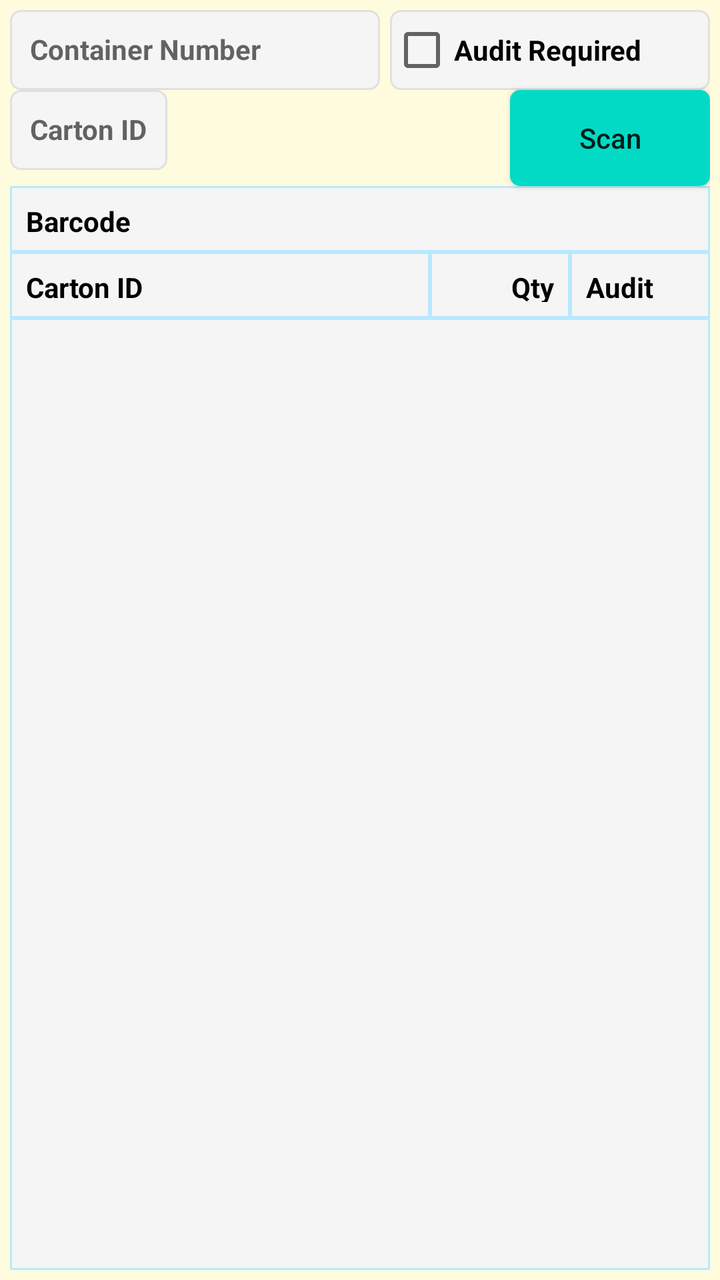
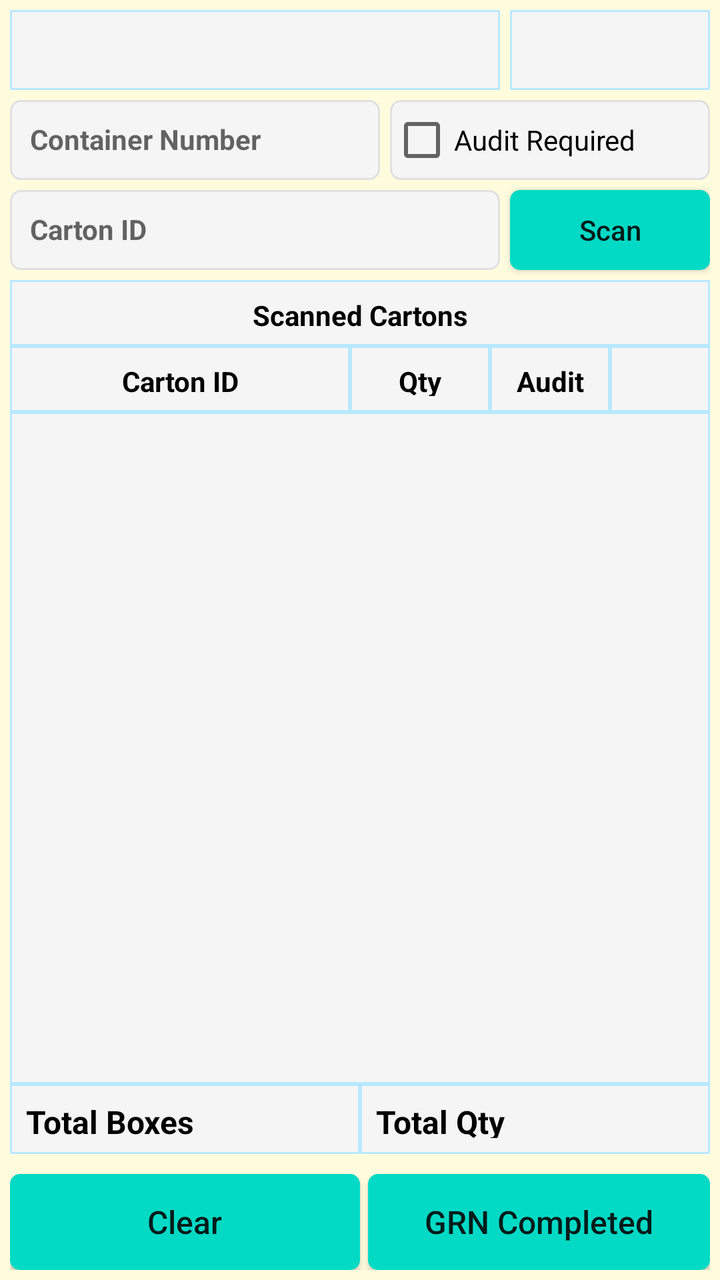

Screens rendered from an Android XML layout before and after an edit, with the pre-edit source and the edit as a unified diff.
<!-- AndroidManifest.xml: application theme AppTheme -->
<!-- res/layout/fragment_supplier_box_g_r_n.xml -->
<?xml version="1.0" encoding="utf-8"?>
<FrameLayout xmlns:android="http://schemas.android.com/apk/res/android"
    xmlns:app="http://schemas.android.com/apk/res-auto"
    xmlns:tools="http://schemas.android.com/tools"
    android:layout_width="match_parent"
    android:layout_height="match_parent"
    android:background="@color/backColor"
    tools:context=".ui.supplierboxgrn.SupplierBoxGRNFragment">

    <androidx.constraintlayout.widget.ConstraintLayout
        android:layout_width="match_parent"
        android:layout_height="match_parent"
        android:padding="5dp">

        <EditText
            android:id="@+id/et_transfer_pallet_box_no1"
            android:layout_width="0dp"
            android:layout_height="40dp"
            android:layout_marginRight="5dp"
            android:background="@drawable/et_custom"
            android:enabled="false"
            android:gravity="left"
            android:hint="Container Number"
            android:inputType="textPersonName"
            android:padding="10dp"
            android:text=""
            android:textColor="@color/coloBlack"
            android:textSize="14sp"
            android:textStyle="bold"
            app:layout_constraintEnd_toStartOf="@+id/ch_transfer_printer"
            app:layout_constraintStart_toStartOf="parent"
            app:layout_constraintTop_toTopOf="parent" />

        <EditText
            android:id="@+id/et_transfer_pallet_box_no2"
            android:layout_width="0dp"
            android:layout_height="40dp"
            android:background="@drawable/et_custom"
            android:enabled="false"
            android:gravity="left"
            android:hint="Carton ID"
            android:inputType="textPersonName"
            android:padding="10dp"
            android:text=""
            android:textColor="@color/coloBlack"
            android:textSize="14sp"
            android:textStyle="bold"
            app:layout_constraintStart_toStartOf="parent"
            app:layout_constraintTop_toBottomOf="@+id/et_transfer_pallet_box_no1" />

        <CheckBox
            android:id="@+id/ch_transfer_printer"
            android:layout_width="160dp"
            android:layout_height="40dp"
            android:textStyle="bold"
            android:textSize="14sp"
            android:background="@drawable/et_custom"
            android:text="Audit Required"
            app:layout_constraintEnd_toEndOf="parent"
            app:layout_constraintTop_toTopOf="@+id/et_transfer_pallet_box_no1" />

        <Button
            android:id="@+id/bt_transfer_scan"
            android:layout_width="100dp"
            android:layout_height="0dp"
            android:background="@drawable/btn_custom1"
            android:text="Scan"
            android:textAllCaps="false"
            android:textSize="14sp"
            app:layout_constraintEnd_toEndOf="parent"
            app:layout_constraintTop_toBottomOf="@+id/ch_transfer_printer" />

        <TextView
            android:id="@+id/textView1"
            android:layout_width="0dp"
            android:layout_height="33dp"
            android:background="@drawable/et_custom_total"
            android:gravity="left|center"
            android:hint=""
            android:padding="8dp"
            android:text="Barcode"
            android:textColor="@color/coloBlack"
            android:textSize="14dp"
            android:textStyle="bold"
            app:layout_constraintEnd_toEndOf="parent"
            app:layout_constraintStart_toStartOf="parent"
            app:layout_constraintTop_toBottomOf="@+id/bt_transfer_scan" />

        <TextView
            android:id="@+id/TextView2"
            android:layout_width="0dp"
            android:layout_height="33dp"
            android:background="@drawable/et_custom_total"
            android:gravity="left|center"
            android:hint=""
            android:padding="8dp"
            android:text="Carton ID"
            android:textColor="@color/coloBlack"
            android:textSize="14dp"
            android:textStyle="bold"
            app:layout_constraintEnd_toStartOf="@+id/TextView4"
            app:layout_constraintStart_toStartOf="parent"
            app:layout_constraintTop_toBottomOf="@+id/textView1" />

        <TextView
            android:id="@+id/TextView4"
            android:layout_width="70dp"
            android:layout_height="33dp"
            android:background="@drawable/et_custom_total"
            android:gravity="right|center"
            android:hint=""
            android:padding="8dp"
            android:text="Qty"
            android:textColor="@color/coloBlack"
            android:textSize="14dp"
            android:textStyle="bold"
            app:layout_constraintEnd_toStartOf="@+id/TextView3"
            app:layout_constraintTop_toTopOf="@+id/TextView2" />

        <TextView
            android:id="@+id/TextView3"
            android:layout_width="70dp"
            android:layout_height="33dp"
            android:background="@drawable/et_custom_total"
            android:hint=""
            android:padding="8dp"
            android:text="Audit"
            android:textColor="@color/coloBlack"
            android:textSize="14dp"
            android:textStyle="bold"
            app:layout_constraintEnd_toEndOf="parent"
            app:layout_constraintTop_toTopOf="@+id/TextView2" />

        <ListView
            android:id="@+id/lv_transfer_items"
            android:layout_width="0dp"
            android:layout_height="0dp"
            android:background="@drawable/et_custom_total"
            app:layout_constraintBottom_toBottomOf="parent"
            app:layout_constraintEnd_toEndOf="parent"
            app:layout_constraintStart_toStartOf="parent"
            app:layout_constraintTop_toBottomOf="@+id/TextView2" />

    </androidx.constraintlayout.widget.ConstraintLayout>

</FrameLayout>
<!-- resources referenced by this layout -->
<resources>
  <color name="backColor">#FFFCDE</color>
  <color name="coloBlack">#000000</color>
  <!-- drawable btn_custom1 (drawable) -->
  <?xml version="1.0" encoding="utf-8"?>
  <shape xmlns:android="http://schemas.android.com/apk/res/android"
      android:padding="10dp"
      android:shape="rectangle" >
  
      <solid android:color="@color/colorBtn" />
  
      <corners
          android:bottomLeftRadius="5dp"
          android:bottomRightRadius="5dp"
          android:topLeftRadius="5dp"
          android:topRightRadius="5dp" />
  
  </shape>
  <!-- drawable et_custom (drawable) -->
  <?xml version="1.0" encoding="utf-8"?>
  <shape xmlns:android="http://schemas.android.com/apk/res/android"
      android:padding="10dp"
      android:shape="rectangle" >
  
      <solid android:color="#f5f5f5" />
  
      <stroke
          android:width="1dp"
          android:color="#e0e0e0" />
  
      <corners
          android:bottomLeftRadius="5dp"
          android:bottomRightRadius="5dp"
          android:topLeftRadius="5dp"
          android:topRightRadius="5dp" />
  
  </shape>
  <!-- drawable et_custom_total (drawable) -->
  <?xml version="1.0" encoding="utf-8"?>
  <shape xmlns:android="http://schemas.android.com/apk/res/android"
      android:padding="10dp"
      android:shape="rectangle" >
  
      <solid android:color="#f5f5f5" />
  
      <stroke
          android:width="1dp"
          android:color="#B9E9FF" />
  
      <corners
          android:bottomLeftRadius="0dp"
          android:bottomRightRadius="0dp"
          android:topLeftRadius="0dp"
          android:topRightRadius="0dp" />
  
  </shape>
  <style name="AppTheme" parent="Theme.AppCompat.Light.NoActionBar">
          
          <item name="colorPrimary">@color/colorPrimary</item>
          <item name="colorPrimaryDark">@color/colorPrimaryDark</item>
          <item name="colorAccent">@color/colorAccent</item>
      </style>
  <color name="colorBtn">#03DAC5</color>
  <color name="colorPrimary">#ffb200</color>
  <color name="colorPrimaryDark">#ffb200</color>
  <color name="colorAccent">#000000</color>
</resources>

<!-- the commit's change to res/layout/fragment_supplier_box_g_r_n.xml (unified diff, before → after) -->
@@ -12,11 +12,38 @@
         android:layout_height="match_parent"
         android:padding="5dp">
 
+        <Spinner
+            android:id="@+id/sp_usa_box_printer"
+            android:layout_width="0dp"
+            android:layout_height="40dp"
+            android:layout_marginRight="5dp"
+            android:background="@drawable/et_custom_total"
+            android:gravity="center"
+            android:hint=""
+            android:padding="8dp"
+            android:textSize="14sp"
+            app:layout_constraintEnd_toStartOf="@+id/sp_usa_box_printer_copies"
+            app:layout_constraintStart_toStartOf="parent"
+            app:layout_constraintTop_toTopOf="parent" />
+
+        <Spinner
+            android:id="@+id/sp_usa_box_printer_copies"
+            android:layout_width="100dp"
+            android:layout_height="40dp"
+            android:background="@drawable/et_custom_total"
+            android:gravity="center"
+            android:hint=""
+            android:padding="8dp"
+            android:textSize="14sp"
+            app:layout_constraintEnd_toEndOf="parent"
+            app:layout_constraintTop_toTopOf="@+id/sp_usa_box_printer" />
+
         <EditText
             android:id="@+id/et_transfer_pallet_box_no1"
             android:layout_width="0dp"
             android:layout_height="40dp"
             android:layout_marginRight="5dp"
+            android:layout_marginTop="5dp"
             android:background="@drawable/et_custom"
             android:enabled="false"
             android:gravity="left"
@@ -29,12 +56,14 @@
             android:textStyle="bold"
             app:layout_constraintEnd_toStartOf="@+id/ch_transfer_printer"
             app:layout_constraintStart_toStartOf="parent"
-            app:layout_constraintTop_toTopOf="parent" />
+            app:layout_constraintTop_toBottomOf="@+id/sp_usa_box_printer" />
 
         <EditText
             android:id="@+id/et_transfer_pallet_box_no2"
             android:layout_width="0dp"
             android:layout_height="40dp"
+            android:layout_marginTop="5dp"
+            android:layout_marginRight="5dp"
             android:background="@drawable/et_custom"
             android:enabled="false"
             android:gravity="left"
@@ -45,6 +74,7 @@
             android:textColor="@color/coloBlack"
             android:textSize="14sp"
             android:textStyle="bold"
+            app:layout_constraintEnd_toStartOf="@+id/bt_transfer_scan"
             app:layout_constraintStart_toStartOf="parent"
             app:layout_constraintTop_toBottomOf="@+id/et_transfer_pallet_box_no1" />
 
@@ -52,7 +82,6 @@
             android:id="@+id/ch_transfer_printer"
             android:layout_width="160dp"
             android:layout_height="40dp"
-            android:textStyle="bold"
             android:textSize="14sp"
             android:background="@drawable/et_custom"
             android:text="Audit Required"
@@ -67,31 +96,33 @@
             android:text="Scan"
             android:textAllCaps="false"
             android:textSize="14sp"
-            app:layout_constraintEnd_toEndOf="parent"
-            app:layout_constraintTop_toBottomOf="@+id/ch_transfer_printer" />
+            app:layout_constraintBottom_toBottomOf="@+id/et_transfer_pallet_box_no2"
+            app:layout_constraintEnd_toEndOf="parent"
+            app:layout_constraintTop_toTopOf="@+id/et_transfer_pallet_box_no2" />
 
         <TextView
             android:id="@+id/textView1"
             android:layout_width="0dp"
             android:layout_height="33dp"
-            android:background="@drawable/et_custom_total"
-            android:gravity="left|center"
-            android:hint=""
-            android:padding="8dp"
-            android:text="Barcode"
-            android:textColor="@color/coloBlack"
-            android:textSize="14dp"
-            android:textStyle="bold"
-            app:layout_constraintEnd_toEndOf="parent"
-            app:layout_constraintStart_toStartOf="parent"
-            app:layout_constraintTop_toBottomOf="@+id/bt_transfer_scan" />
+            android:layout_marginTop="5dp"
+            android:background="@drawable/et_custom_total"
+            android:gravity="center"
+            android:hint=""
+            android:padding="8dp"
+            android:text="Scanned Cartons"
+            android:textColor="@color/coloBlack"
+            android:textSize="14dp"
+            android:textStyle="bold"
+            app:layout_constraintEnd_toEndOf="parent"
+            app:layout_constraintStart_toStartOf="parent"
+            app:layout_constraintTop_toBottomOf="@+id/et_transfer_pallet_box_no2" />
 
         <TextView
             android:id="@+id/TextView2"
             android:layout_width="0dp"
             android:layout_height="33dp"
             android:background="@drawable/et_custom_total"
-            android:gravity="left|center"
+            android:gravity="center"
             android:hint=""
             android:padding="8dp"
             android:text="Carton ID"
@@ -107,7 +138,7 @@
             android:layout_width="70dp"
             android:layout_height="33dp"
             android:background="@drawable/et_custom_total"
-            android:gravity="right|center"
+            android:gravity="center"
             android:hint=""
             android:padding="8dp"
             android:text="Qty"
@@ -119,12 +150,27 @@
 
         <TextView
             android:id="@+id/TextView3"
-            android:layout_width="70dp"
-            android:layout_height="33dp"
-            android:background="@drawable/et_custom_total"
-            android:hint=""
+            android:layout_width="60dp"
+            android:layout_height="33dp"
+            android:background="@drawable/et_custom_total"
+            android:hint=""
+            android:gravity="center"
             android:padding="8dp"
             android:text="Audit"
+            android:textColor="@color/coloBlack"
+            android:textSize="14dp"
+            android:textStyle="bold"
+            app:layout_constraintEnd_toStartOf="@+id/TextView6"
+            app:layout_constraintTop_toTopOf="@+id/TextView2" />
+
+        <TextView
+            android:id="@+id/TextView6"
+            android:layout_width="50dp"
+            android:layout_height="33dp"
+            android:background="@drawable/et_custom_total"
+            android:hint=""
+            android:padding="8dp"
+            android:text=""
             android:textColor="@color/coloBlack"
             android:textSize="14dp"
             android:textStyle="bold"
@@ -136,11 +182,88 @@
             android:layout_width="0dp"
             android:layout_height="0dp"
             android:background="@drawable/et_custom_total"
+            app:layout_constraintBottom_toTopOf="@+id/TextView10"
+            app:layout_constraintEnd_toEndOf="parent"
+            app:layout_constraintStart_toStartOf="parent"
+            app:layout_constraintTop_toBottomOf="@+id/TextView2" />
+
+
+        <Button
+            android:id="@+id/bt_wh_grn_clear"
+            android:layout_width="0dp"
+            android:layout_height="wrap_content"
+            android:layout_marginEnd="0dp"
+            android:layout_marginRight="4dp"
+            android:background="@drawable/btn_custom1"
+            android:text="Clear"
+            android:textAllCaps="false"
+            android:textSize="16sp"
             app:layout_constraintBottom_toBottomOf="parent"
-            app:layout_constraintEnd_toEndOf="parent"
-            app:layout_constraintStart_toStartOf="parent"
-            app:layout_constraintTop_toBottomOf="@+id/TextView2" />
-
+            app:layout_constraintEnd_toStartOf="@+id/textView2"
+            app:layout_constraintStart_toStartOf="parent" />
+
+
+        <TextView
+            android:id="@+id/TextView10"
+            android:layout_width="0dp"
+            android:layout_height="35dp"
+            android:layout_marginBottom="10dp"
+            android:background="@drawable/et_custom_total"
+            android:gravity="left"
+            android:hint=""
+            android:padding="8dp"
+            android:text="Total Boxes"
+            android:textColor="@color/coloBlack"
+            android:textSize="16sp"
+            android:textStyle="bold"
+            app:layout_constraintBottom_toTopOf="@+id/bt_wh_grn_clear"
+            app:layout_constraintEnd_toStartOf="@+id/textView2"
+            app:layout_constraintStart_toStartOf="parent" />
+
+
+        <TextView
+            android:id="@+id/tv_wh_grn_total_plt_box_scan_count"
+            android:layout_width="0dp"
+            android:layout_height="35dp"
+            android:background="@drawable/et_custom_total"
+            android:hint=""
+            android:padding="8dp"
+            android:text="Total Qty"
+            android:textColor="@color/coloBlack"
+            android:textSize="16sp"
+            android:textStyle="bold"
+            app:layout_constraintEnd_toEndOf="parent"
+            app:layout_constraintStart_toEndOf="@+id/textView2"
+            app:layout_constraintTop_toTopOf="@+id/TextView10" />
+
+        <Button
+            android:id="@+id/bt_wh_grn_save"
+            android:layout_width="0dp"
+            android:layout_height="wrap_content"
+            android:layout_marginStart="4dp"
+            android:layout_marginLeft="4dp"
+            android:background="@drawable/btn_custom1"
+            android:text="GRN Completed"
+            android:textAllCaps="false"
+            android:textSize="16sp"
+            app:layout_constraintBottom_toBottomOf="parent"
+            app:layout_constraintEnd_toEndOf="parent"
+            app:layout_constraintStart_toEndOf="@+id/textView2" />
+
+        <TextView
+            android:id="@+id/textView2"
+            android:layout_width="wrap_content"
+            android:layout_height="wrap_content"
+            android:layout_marginStart="16dp"
+            android:layout_marginLeft="16dp"
+            android:layout_marginEnd="16dp"
+            android:layout_marginRight="16dp"
+            android:text=""
+            android:textColor="@color/colorAccent"
+            app:layout_constraintBottom_toBottomOf="parent"
+            app:layout_constraintEnd_toEndOf="parent"
+            app:layout_constraintStart_toStartOf="parent"
+            tools:ignore="SpeakableTextPresentCheck" />
     </androidx.constraintlayout.widget.ConstraintLayout>
 
 </FrameLayout>
